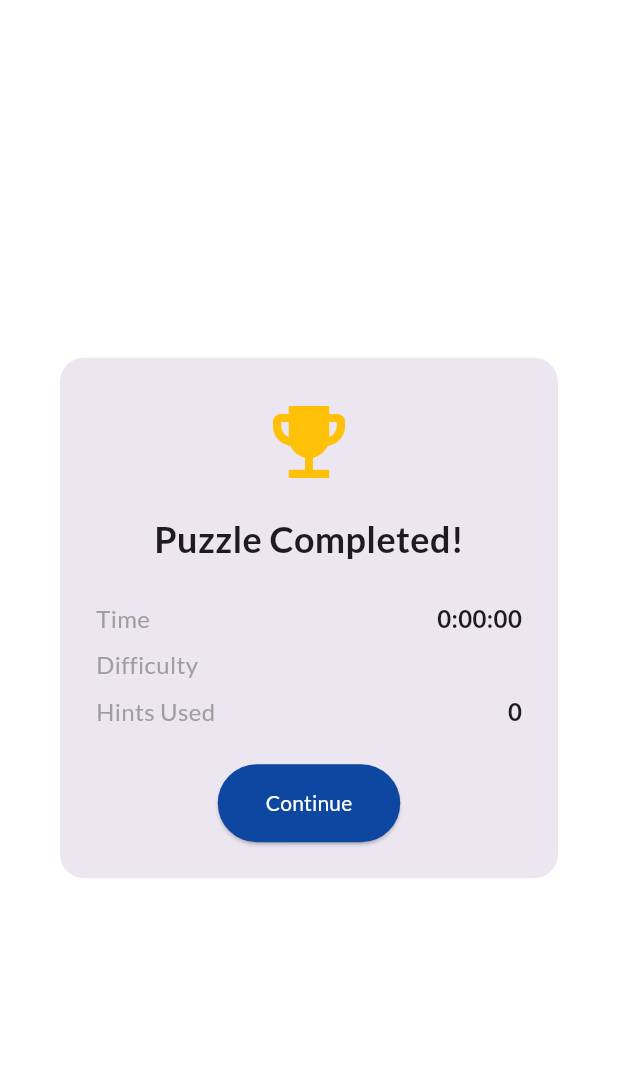
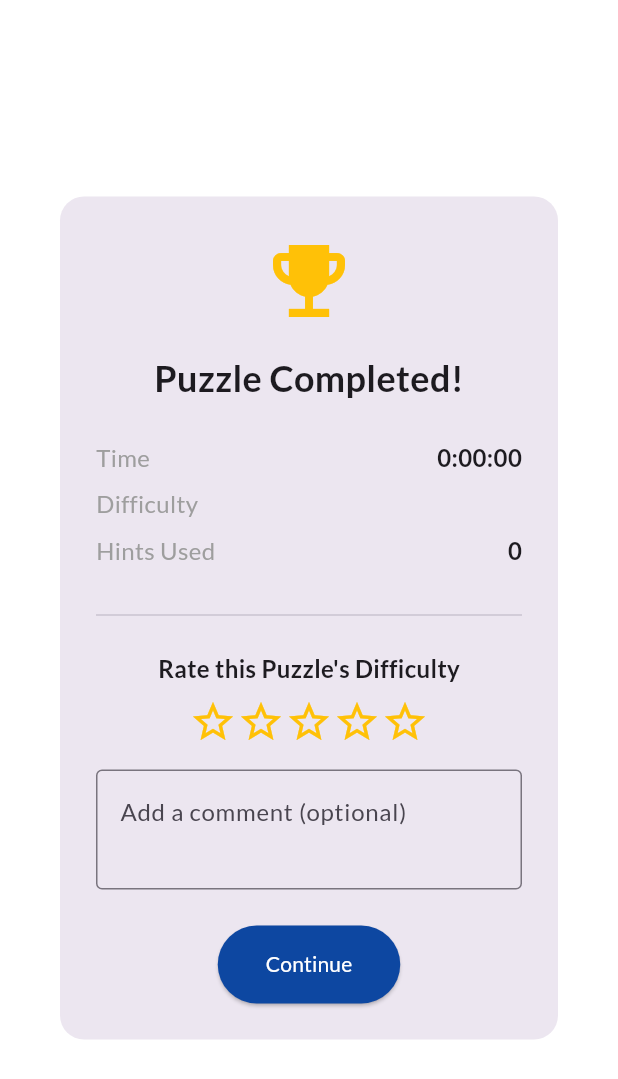
Before and after one commit to NaZe0320/chessudoku, a Flutter app: the CompletionDialog widget shown alone on an empty page, opened directly with empty values, on a phone screen of 412 x 824 dp. Shown: the top 1079 px of the screen. Run offline on Flutter 3.47's test engine with Material 3 defaults, Android fonts, the phone set to English and light mode, and no system bars; our stand-ins replace cloud_firestore, equatable, firebase_analytics, firebase_auth, firebase_core, firebase_crashlytics and 4 more; accounts and stored records are empty; generated files the repository leaves out were written again; network calls fail.

Commit message:
[feat]: 퍼즐 난이도 체크 기능 추가

```diff
--- a/lib/models/game_record.dart
+++ b/lib/models/game_record.dart
@@ -6,6 +6,8 @@ class GameRecord {
   final DateTime completedAt;
   final int hintsUsed;
   final String puzzleId;
+  final int? rating;       // 추가: 1-5 점 평가
+  final String? comment;   // 추가: 선택적 코멘트
 
   GameRecord({
     this.id,
@@ -14,6 +16,8 @@ class GameRecord {
     required this.completedAt,
     required this.hintsUsed,
     required this.puzzleId,
+    this.rating,
+    this.comment,
   });
 
   Map<String, dynamic> toMap() {
@@ -23,6 +27,8 @@ class GameRecord {
       'completed_at': completedAt.toIso8601String(),
       'hints_used': hintsUsed,
       'puzzle_id': puzzleId,
+      'rating': rating,
+      'comment': comment,
     };
   }
 
@@ -34,6 +40,8 @@ class GameRecord {
       completedAt: DateTime.parse(map['completed_at'] as String),
       hintsUsed: (map['hints_used'] as num).toInt(), // num 타입을 int로 변환
       puzzleId: map['puzzle_id'] as String,
+      rating: map['rating'] as int?,
+      comment: map['comment'] as String?,
     );
   }
 }
--- a/lib/utils/app_localizations.dart
+++ b/lib/utils/app_localizations.dart
@@ -100,6 +100,9 @@ class AppLocalizations {
       'cannotOpenUrl': 'Cannot open URL',
       'deleteAccountFailed': 'Failed to delete account: ',
       'logoutFailed': 'Failed to logout: ',
+
+      'ratePuzzle': "Rate this Puzzle's Difficulty",
+      'addComment': 'Add a comment (optional)',
 
       // 튜토리얼
       'howToPlayTitle': 'How to Play',
@@ -242,6 +245,9 @@ class AppLocalizations {
       'deleteAccountFailed': '계정 삭제 실패: ',
       'logoutFailed': '로그아웃 실패: ',
 
+      'ratePuzzle': '이 퍼즐의 난이도 평가하기',
+      'addComment': '코멘트를 추가해주세요(선택)',
+
       //튜토리얼
       'howToPlayTitle': '게임 방법',
       'basicRules': '기본 규칙',
@@ -378,6 +384,9 @@ class AppLocalizations {
       'deleteAccountFailed': 'アカウント削除に失敗しました: ',
       'logoutFailed': 'ログアウトに失敗しました: ',
 
+      'ratePuzzle': 'このパズルの難易度評価',
+      'addComment': 'コメントを追加します（オプション）',
+
       //튜토리얼
       'howToPlayTitle': '遊び方',
       'basicRules': '基本ルール',
--- a/lib/widgets/dialogs/completion_dialog.dart
+++ b/lib/widgets/dialogs/completion_dialog.dart
@@ -2,12 +2,33 @@ import 'package:flutter/material.dart';
 import 'package:chessudoku/utils/helpers.dart';
 import 'package:chessudoku/utils/app_localizations.dart';
 
-class CompletionDialog extends StatelessWidget {
+class CompletionDialog extends StatefulWidget {
   final int elapsedSeconds;
   final int hintsUsed;
   final String difficulty;
+  final Function(int rating, String? comment) onRate;
 
-  const CompletionDialog({super.key, required this.elapsedSeconds, required this.hintsUsed, required this.difficulty});
+  const CompletionDialog({
+    super.key,
+    required this.elapsedSeconds,
+    required this.hintsUsed,
+    required this.difficulty,
+    required this.onRate,
+  });
+
+  @override
+  State<CompletionDialog> createState() => _CompletionDialogState();
+}
+
+class _CompletionDialogState extends State<CompletionDialog> {
+  int _rating = 0;
+  final _commentController = TextEditingController();
+
+  @override
+  void dispose() {
+    _commentController.dispose();
+    super.dispose();
+  }
 
   @override
   Widget build(BuildContext context) {
@@ -17,21 +38,55 @@ class CompletionDialog extends StatelessWidget {
       shape: RoundedRectangleBorder(borderRadius: BorderRadius.circular(16)),
       child: Padding(
         padding: const EdgeInsets.all(24.0),
+        child: SingleChildScrollView(
           child: Column(
             mainAxisSize: MainAxisSize.min,
             children: [
               const Icon(Icons.emoji_events, size: 64, color: Colors.amber),
               const SizedBox(height: 16),
-            Text(l10n.translate('puzzleCompleted'), style: const TextStyle(fontSize: 24, fontWeight: FontWeight.bold)),
+              Text(
+                l10n.translate('puzzleCompleted'),
+                style: const TextStyle(fontSize: 24, fontWeight: FontWeight.bold),
+              ),
               const SizedBox(height: 24),
-            _buildStatRow(context, l10n.translate('time'), formatDuration(Duration(seconds: elapsedSeconds))),
+              _buildStatRow(context, l10n.translate('time'), formatDuration(Duration(seconds: widget.elapsedSeconds))),
               const SizedBox(height: 8),
-            _buildStatRow(context, l10n.translate('difficulty'), l10n.translate(difficulty.toLowerCase())),
+              _buildStatRow(context, l10n.translate('difficulty'), l10n.translate(widget.difficulty.toLowerCase())),
               const SizedBox(height: 8),
-            _buildStatRow(context, l10n.translate('hintsUsed'), hintsUsed.toString()),
+              _buildStatRow(context, l10n.translate('hintsUsed'), widget.hintsUsed.toString()),
+              const SizedBox(height: 24),
+              const Divider(),
+              const SizedBox(height: 16),
+              Text(l10n.translate('ratePuzzle'), style: TextStyle(fontSize: 16, fontWeight: FontWeight.bold)),
+              const SizedBox(height: 8),
+              Row(
+                mainAxisAlignment: MainAxisAlignment.center,
+                crossAxisAlignment: CrossAxisAlignment.center,
+                children: List.generate(5, (index) {
+                  return SizedBox(
+                    width: 32,
+                    height: 32,
+                    child: IconButton(
+                      iconSize: 32,
+                      padding: EdgeInsets.zero,
+                      icon: Icon(index < _rating ? Icons.star : Icons.star_border, color: Colors.amber, size: 32),
+                      onPressed: () => setState(() => _rating = index + 1),
+                    ),
+                  );
+                }),
+              ),
+              const SizedBox(height: 16),
+              TextField(
+                controller: _commentController,
+                decoration: InputDecoration(hintText: l10n.translate('addComment'), border: OutlineInputBorder()),
+                maxLines: 2,
+              ),
               const SizedBox(height: 24),
               ElevatedButton(
-              onPressed: () => Navigator.of(context).pop(),
+                onPressed: () {
+                  widget.onRate(_rating, _commentController.text.trim());
+                  Navigator.of(context).pop();
+                },
                 style: ElevatedButton.styleFrom(
                   backgroundColor: Colors.blue.shade900,
                   foregroundColor: Colors.white,
@@ -41,6 +96,7 @@ class CompletionDialog extends StatelessWidget {
                 child: Text(l10n.translate('continue')),
               ),
             ],
+          ),
         ),
       ),
     );
```
Also changed, not shown: lib/providers/game_provider.dart (+25 -3 lines). Lines whose indentation alone changed are shown as unchanged.
